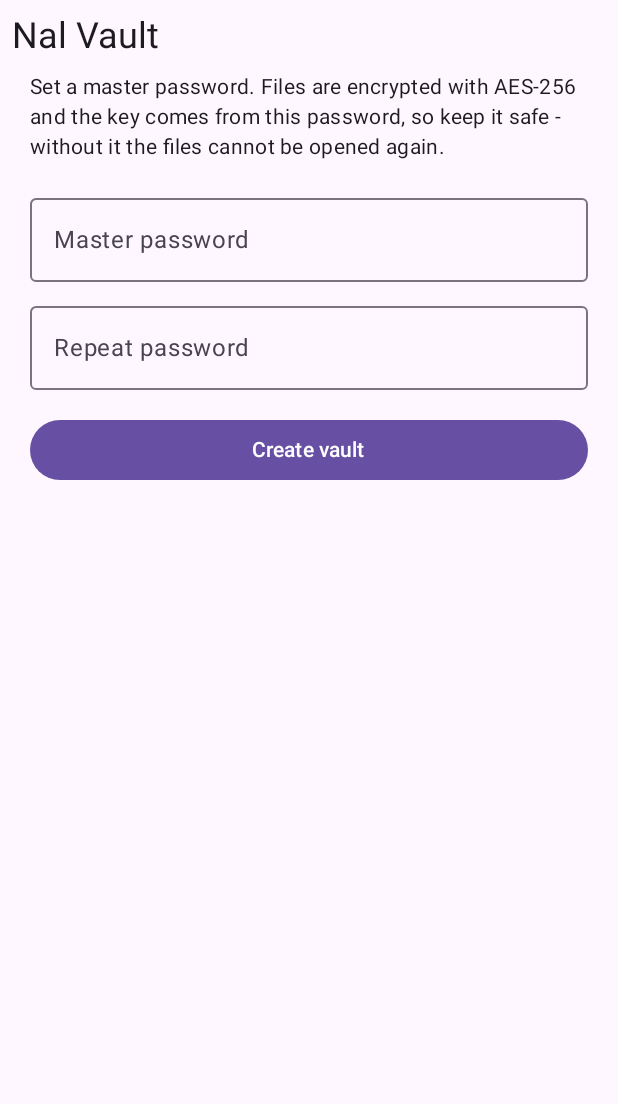
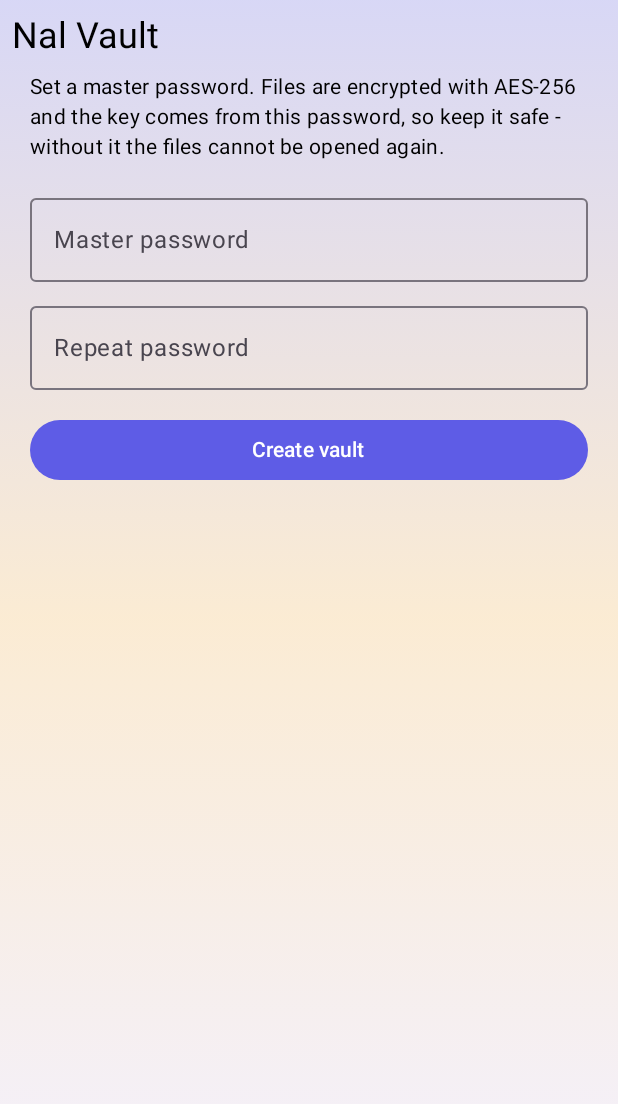
Before and after one commit to krunalmgamit2008-star/NalVault, an Android app built with Jetpack Compose: the screen it shows after launch (MainActivity), on a phone screen of 412 x 824 dp. Shown: the top 1104 px of the screen. Run offline under Robolectric (Android 15) with nearby library versions, the phone set to English and light mode, and no system bars.

Commit message:
glass theme

```diff
--- a/app/src/main/java/com/nal/vault/MainActivity.kt
+++ b/app/src/main/java/com/nal/vault/MainActivity.kt
@@ -3,17 +3,31 @@ package com.nal.vault
 import android.os.Bundle
 import androidx.activity.ComponentActivity
 import androidx.activity.compose.setContent
+import androidx.compose.foundation.background
+import androidx.compose.foundation.layout.Box
+import androidx.compose.foundation.layout.fillMaxSize
 import androidx.compose.material3.MaterialTheme
-import androidx.compose.material3.Surface
 import androidx.compose.ui.Modifier
-import androidx.compose.foundation.layout.fillMaxSize
+import androidx.compose.ui.graphics.Brush
 
 class MainActivity : ComponentActivity() {
     override fun onCreate(savedInstanceState: Bundle?) {
         super.onCreate(savedInstanceState)
         setContent {
-            MaterialTheme {
-                Surface(modifier = Modifier.fillMaxSize()) {
+            NalVaultTheme {
+                Box(
+                    modifier = Modifier
+                        .fillMaxSize()
+                        .background(
+                            Brush.verticalGradient(
+                                listOf(
+                                    MaterialTheme.colorScheme.primary.copy(alpha = 0.22f),
+                                    MaterialTheme.colorScheme.tertiary.copy(alpha = 0.16f),
+                                    MaterialTheme.colorScheme.background
+                                )
+                            )
+                        )
+                ) {
                     VaultScreen()
                 }
             }
--- /dev/null
+++ b/app/src/main/java/com/nal/vault/Theme.kt
@@ -0,0 +1,40 @@
+package com.nal.vault
+
+import androidx.compose.foundation.isSystemInDarkTheme
+import androidx.compose.material3.ColorScheme
+import androidx.compose.material3.MaterialTheme
+import androidx.compose.material3.darkColorScheme
+import androidx.compose.material3.lightColorScheme
+import androidx.compose.runtime.Composable
+import androidx.compose.ui.graphics.Color
+
+/** Indigo brand seed, with a translucent glass finish so the page gradient shows through. */
+@Composable
+fun NalVaultTheme(content: @Composable () -> Unit) {
+    val dark = isSystemInDarkTheme()
+    val base = if (dark) {
+        darkColorScheme(
+            primary = Color(0xFFB4A6FF),
+            secondary = Color(0xFF64D2FF),
+            tertiary = Color(0xFFFFB340),
+            background = Color(0xFF0E1020)
+        )
+    } else {
+        lightColorScheme(
+            primary = Color(0xFF5E5CE6),
+            secondary = Color(0xFF0A84FF),
+            tertiary = Color(0xFFFF9F0A),
+            background = Color(0xFFF3F1FF)
+        )
+    }
+    MaterialTheme(colorScheme = base.withGlass(dark), content = content)
+}
+
+private fun ColorScheme.withGlass(dark: Boolean): ColorScheme = copy(
+    surface = surface.copy(alpha = if (dark) 0.55f else 0.70f),
+    surfaceContainerLowest = surfaceContainerLowest.copy(alpha = if (dark) 0.45f else 0.60f),
+    surfaceContainerLow = surfaceContainerLow.copy(alpha = if (dark) 0.50f else 0.65f),
+    surfaceContainer = surfaceContainer.copy(alpha = if (dark) 0.55f else 0.70f),
+    surfaceContainerHigh = surfaceContainerHigh.copy(alpha = if (dark) 0.60f else 0.75f),
+    surfaceContainerHighest = surfaceContainerHighest.copy(alpha = if (dark) 0.65f else 0.80f)
+)
```
